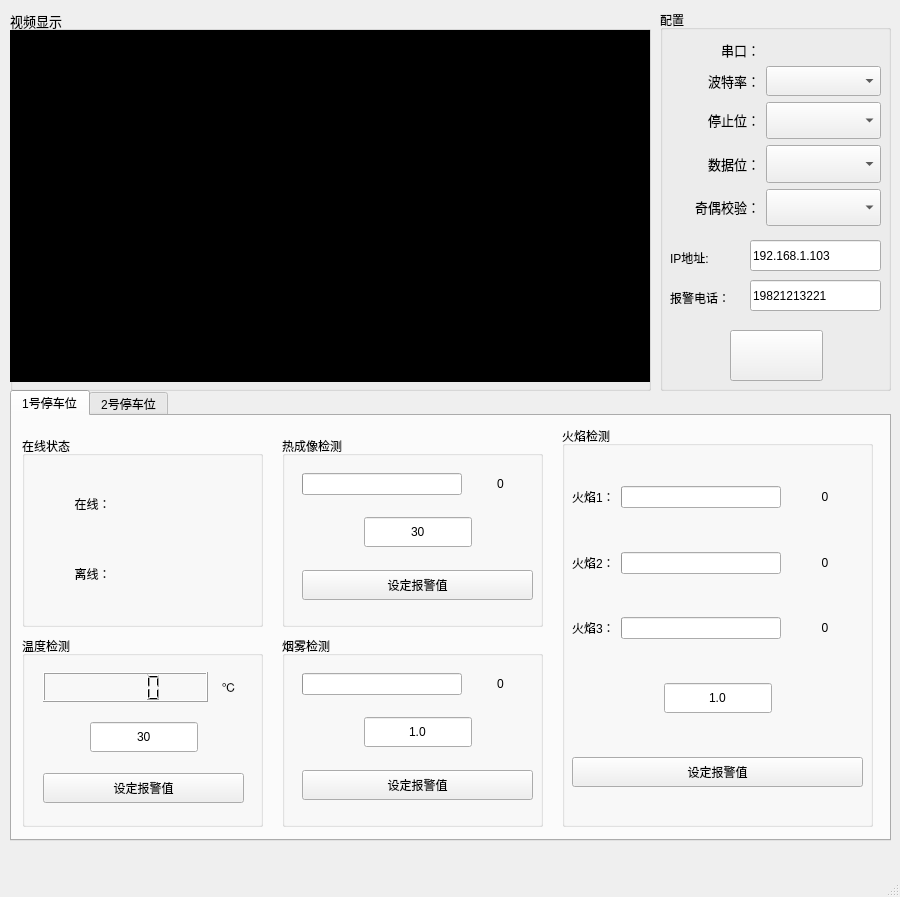
Above: MainWindow.ui from fairytail655/fire_alarm before the change. Below: the same form after it.
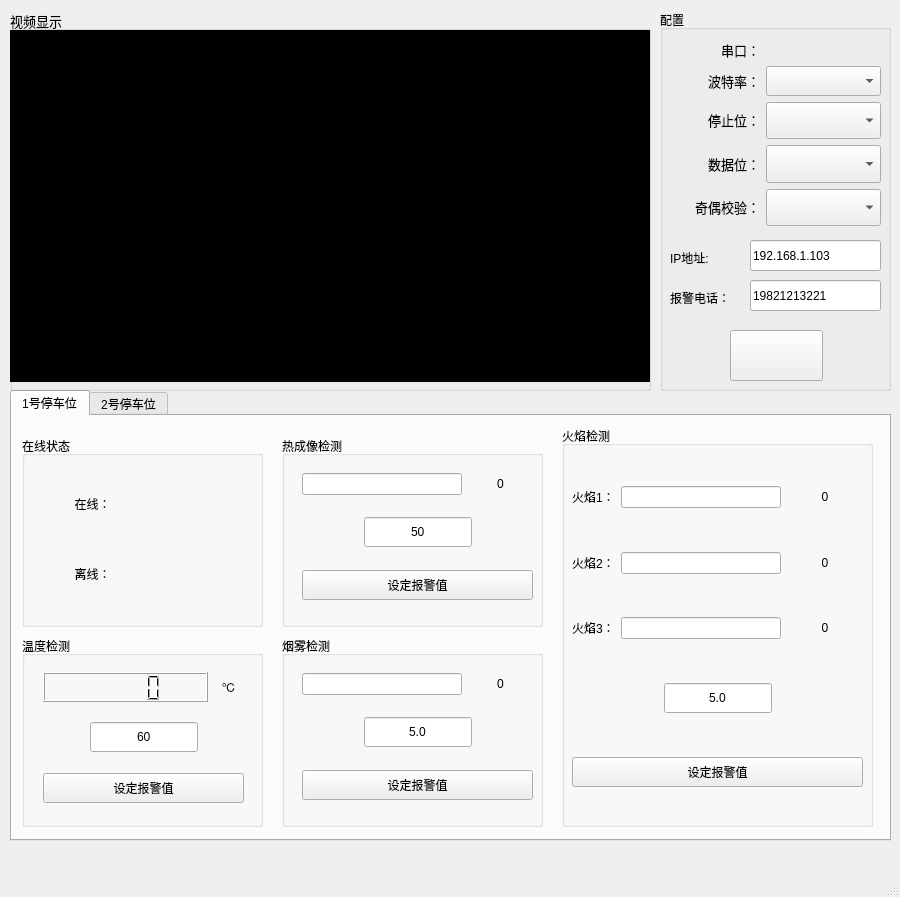
That is the form after the change. The open tabs and pages were chosen to show the change. Icons and pictures are not drawn.

Patch:
```diff
--- a/MainWindow.ui
+++ b/MainWindow.ui
@@ -232,6 +232,9 @@
                   <height>0</height>
                  </size>
                 </property>
+                <property name="styleSheet">
+                 <string notr="true">QProgressBar::chunk{background:green}</string>
+                </property>
                 <property name="value">
                  <number>0</number>
                 </property>
@@ -319,6 +322,9 @@
                   <height>0</height>
                  </size>
                 </property>
+                <property name="styleSheet">
+                 <string notr="true">QProgressBar::chunk{background:green}</string>
+                </property>
                 <property name="value">
                  <number>0</number>
                 </property>
@@ -406,6 +412,9 @@
                   <height>0</height>
                  </size>
                 </property>
+                <property name="styleSheet">
+                 <string notr="true">QProgressBar::chunk{background:green}</string>
+                </property>
                 <property name="value">
                  <number>0</number>
                 </property>
@@ -489,7 +498,7 @@
                </size>
               </property>
               <property name="text">
-               <string>1.0</string>
+               <string>5.0</string>
               </property>
               <property name="alignment">
                <set>Qt::AlignCenter</set>
@@ -681,7 +690,7 @@
              </size>
             </property>
             <property name="text">
-             <string>30</string>
+             <string>60</string>
             </property>
             <property name="alignment">
              <set>Qt::AlignCenter</set>
@@ -815,6 +824,9 @@
               <height>0</height>
              </size>
             </property>
+            <property name="styleSheet">
+             <string notr="true">QProgressBar::chunk{background:green}</string>
+            </property>
             <property name="value">
              <number>0</number>
             </property>
@@ -896,7 +908,7 @@
              </size>
             </property>
             <property name="text">
-             <string>30</string>
+             <string>50</string>
             </property>
             <property name="alignment">
              <set>Qt::AlignCenter</set>
@@ -1031,6 +1043,9 @@
               <height>0</height>
              </size>
             </property>
+            <property name="styleSheet">
+             <string notr="true">QProgressBar::chunk{background:green}</string>
+            </property>
             <property name="value">
              <number>0</number>
             </property>
@@ -1112,7 +1127,7 @@
              </size>
             </property>
             <property name="text">
-             <string>1.0</string>
+             <string>5.0</string>
             </property>
             <property name="alignment">
              <set>Qt::AlignCenter</set>
```
Left out of the diff: 25 changed lines with no effect on the pictures.
